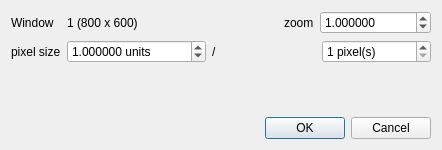
Old version of the form qCC/ui_templates/adjustZoomDlg.ui in the repository CloudCompare/CloudCompare.
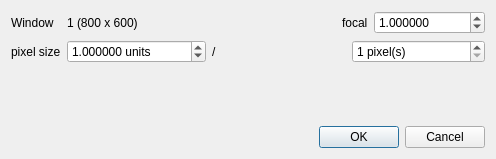
New version of the form.

```diff
--- a/qCC/ui_templates/adjustZoomDlg.ui
+++ b/qCC/ui_templates/adjustZoomDlg.ui
@@ -6,8 +6,8 @@
    <rect>
     <x>0</x>
     <y>0</y>
-    <width>442</width>
-    <height>150</height>
+    <width>496</width>
+    <height>159</height>
    </rect>
   </property>
   <property name="windowTitle">
@@ -46,7 +46,7 @@
      <item>
       <widget class="QLabel" name="label_2">
        <property name="text">
-        <string>zoom</string>
+        <string>focal</string>
        </property>
       </widget>
      </item>
```
Left out of the diff: 2 changed lines with no effect on the pictures.
